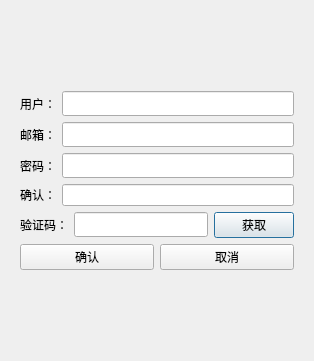
Before: the Qt Designer form QQ/registerdialog.ui in WLK1412/QQ_study, drawn with Qt 5.
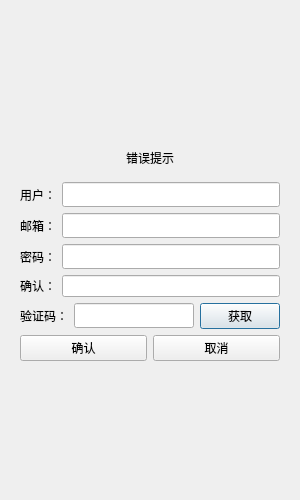
After: the same form once the commit is applied.

```diff
--- a/QQ/registerdialog.ui
+++ b/QQ/registerdialog.ui
@@ -6,10 +6,22 @@
    <rect>
     <x>0</x>
     <y>0</y>
-    <width>314</width>
-    <height>361</height>
+    <width>300</width>
+    <height>500</height>
    </rect>
   </property>
+  <property name="minimumSize">
+   <size>
+    <width>300</width>
+    <height>500</height>
+   </size>
+  </property>
+  <property name="maximumSize">
+   <size>
+    <width>300</width>
+    <height>500</height>
+   </size>
+  </property>
   <property name="windowTitle">
    <string>Dialog</string>
   </property>
@@ -33,6 +45,22 @@
            </property>
           </spacer>
          </item>
+         <item>
+          <widget class="QWidget" name="widget" native="true">
+           <layout class="QVBoxLayout" name="verticalLayout_3">
+            <item>
+             <widget class="QLabel" name="err_tip">
+              <property name="text">
+               <string>错误提示</string>
+              </property>
+              <property name="alignment">
+               <set>Qt::AlignmentFlag::AlignCenter</set>
+              </property>
+             </widget>
+            </item>
+           </layout>
+          </widget>
+         </item>
          <item>
           <layout class="QHBoxLayout" name="horizontalLayout_2">
            <item>
```
Left out of the diff: 4 changed lines with no effect on the pictures.
